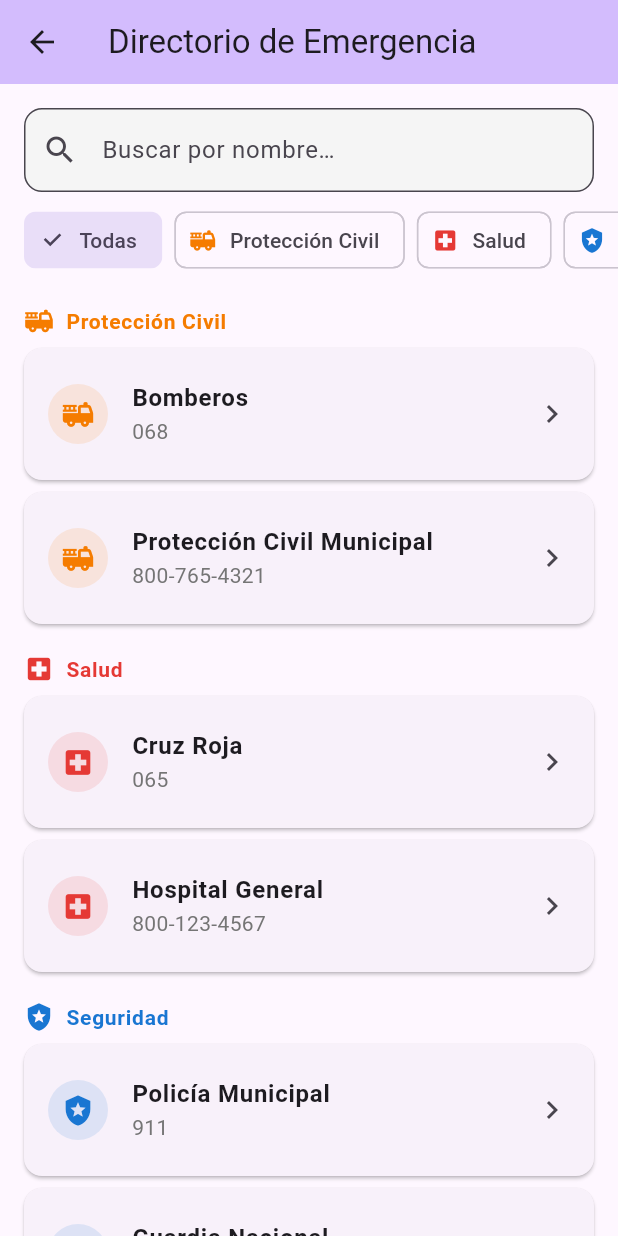
After one commit to riagalv/tsp_LosAcosta, a Flutter app: the screen it shows after launch, after a tap on the "menu book" icon, on a phone screen of 412 x 824 dp. The commit adds this screen. Run offline on Flutter 3.47's test engine with Material 3 defaults, Android fonts, the phone set to English and light mode, and no system bars; our stand-ins replace cloud_firestore, firebase_core; accounts and stored records are empty.

Commit message:
feat: CU-3 Implement a contact directory feature with Firebase integration, including a data model, controller, screen, and detail dialog.

```diff
--- /dev/null
+++ b/lib/controllers/directorio_controller.dart
@@ -0,0 +1,80 @@
+import 'package:cloud_firestore/cloud_firestore.dart';
+import '../models/contacto_model.dart';
+
+class DirectorioController {
+  final CollectionReference _coleccion =
+      FirebaseFirestore.instance.collection('directorio');
+
+  /// Obtiene todos los contactos en tiempo real.
+  Stream<List<Contacto>> obtenerContactos() {
+    return _coleccion.orderBy('categoria').snapshots().map((snapshot) {
+      return snapshot.docs.map((doc) => Contacto.fromFirestore(doc)).toList();
+    });
+  }
+
+  /// Siembra datos iniciales si la colección está vacía.
+  Future<void> sembrarDatosIniciales() async {
+    final snapshot = await _coleccion.limit(1).get();
+    if (snapshot.docs.isNotEmpty) return;
+
+    final contactos = [
+      Contacto(
+        id: '',
+        nombre: 'Policía Municipal',
+        categoria: 'Seguridad',
+        telefono: '911',
+        horario: '24 horas',
+        funciones: 'Seguridad pública, patrullaje, atención a denuncias ciudadanas.',
+        direccion: 'Presidencia Municipal',
+      ),
+      Contacto(
+        id: '',
+        nombre: 'Guardia Nacional',
+        categoria: 'Seguridad',
+        telefono: '088',
+        horario: '24 horas',
+        funciones: 'Seguridad nacional, apoyo en emergencias, vigilancia carretera.',
+      ),
+      Contacto(
+        id: '',
+        nombre: 'Cruz Roja',
+        categoria: 'Salud',
+        telefono: '065',
+        horario: '24 horas',
+        funciones: 'Atención prehospitalaria, traslado de emergencia, primeros auxilios.',
+      ),
+      Contacto(
+        id: '',
+        nombre: 'Hospital General',
+        categoria: 'Salud',
+        telefono: '800-123-4567',
+        horario: '24 horas',
+        funciones: 'Atención médica general, urgencias, hospitalización.',
+        direccion: 'Blvd. Principal #200',
+      ),
+      Contacto(
+        id: '',
+        nombre: 'Bomberos',
+        categoria: 'Protección Civil',
+        telefono: '068',
+        horario: '24 horas',
+        funciones: 'Combate de incendios, rescate, atención a fugas de gas.',
+      ),
+      Contacto(
+        id: '',
+        nombre: 'Protección Civil Municipal',
+        categoria: 'Protección Civil',
+        telefono: '800-765-4321',
+        horario: 'Lun-Vie 8:00–18:00',
+        funciones: 'Prevención de desastres, planes de evacuación, inspección de zonas de riesgo.',
+        direccion: 'Palacio Municipal',
+      ),
+    ];
+
+    final batch = FirebaseFirestore.instance.batch();
+    for (final contacto in contactos) {
+      batch.set(_coleccion.doc(), contacto.toMap());
+    }
+    await batch.commit();
+  }
+}
--- a/lib/main.dart
+++ b/lib/main.dart
@@ -2,6 +2,7 @@ import 'package:flutter/material.dart';
 import 'package:firebase_core/firebase_core.dart';
 import 'package:cloud_firestore/cloud_firestore.dart';
 import 'firebase_options.dart';
+import 'views/directorio_screen.dart';
 
 void main() async {
   WidgetsFlutterBinding.ensureInitialized();
@@ -62,15 +63,43 @@ class _MyHomePageState extends State<MyHomePage> {
   @override
   Widget build(BuildContext context) {
     return Scaffold(
+      backgroundColor: const Color(0xFFFFFFFF),
       appBar: AppBar(
         title: Text(widget.title),
-        backgroundColor: Theme.of(context).colorScheme.inversePrimary,
+        backgroundColor: const Color(0xFFE8F0F1),
+        elevation: 1,
+        shadowColor: Colors.black26,
       ),
-      body: const Center(
-        child: Text(
-          'Presiona el botón para crear una alerta',
-          style: TextStyle(fontSize: 16),
-        ),
+      body: Stack(
+        children: [
+          const Center(
+            child: Text(
+              'Presiona el botón para crear una alerta',
+              style: TextStyle(fontSize: 16),
+            ),
+          ),
+
+          // Botón circular: Directorio de Emergencia (esquina inferior izquierda)
+          Positioned(
+            left: 40,
+            bottom: 80,
+            child: FloatingActionButton(
+              heroTag: 'directorio',
+              backgroundColor: Colors.grey.shade300,
+              shape: const CircleBorder(),
+              onPressed: () {
+                Navigator.push(
+                  context,
+                  MaterialPageRoute(
+                    builder: (_) => const DirectorioScreen(),
+                  ),
+                );
+              },
+              tooltip: 'Directorio de Emergencia',
+              child: Icon(Icons.menu_book, color: Colors.grey.shade800),
+            ),
+          ),
+        ],
       ),
 
       // BOTON QUE GUARDA EN FIRESTORE
--- /dev/null
+++ b/lib/models/contacto_model.dart
@@ -0,0 +1,45 @@
+import 'package:cloud_firestore/cloud_firestore.dart';
+
+class Contacto {
+  final String id;
+  final String nombre;
+  final String categoria;
+  final String telefono;
+  final String horario;
+  final String funciones;
+  final String? direccion;
+
+  Contacto({
+    required this.id,
+    required this.nombre,
+    required this.categoria,
+    required this.telefono,
+    required this.horario,
+    required this.funciones,
+    this.direccion,
+  });
+
+  factory Contacto.fromFirestore(DocumentSnapshot doc) {
+    final data = doc.data() as Map<String, dynamic>;
+    return Contacto(
+      id: doc.id,
+      nombre: data['nombre'] ?? '',
+      categoria: data['categoria'] ?? '',
+      telefono: data['telefono'] ?? '',
+      horario: data['horario'] ?? '',
+      funciones: data['funciones'] ?? '',
+      direccion: data['direccion'],
+    );
+  }
+
+  Map<String, dynamic> toMap() {
+    return {
+      'nombre': nombre,
+      'categoria': categoria,
+      'telefono': telefono,
+      'horario': horario,
+      'funciones': funciones,
+      'direccion': direccion,
+    };
+  }
+}
--- /dev/null
+++ b/lib/views/directorio_screen.dart
@@ -0,0 +1,321 @@
+import 'package:flutter/material.dart';
+import '../models/contacto_model.dart';
+import '../controllers/directorio_controller.dart';
+import 'ficha_tecnica_dialog.dart';
+
+class DirectorioScreen extends StatefulWidget {
+  const DirectorioScreen({super.key});
+
+  @override
+  State<DirectorioScreen> createState() => _DirectorioScreenState();
+}
+
+class _DirectorioScreenState extends State<DirectorioScreen> {
+  final DirectorioController _controller = DirectorioController();
+  final TextEditingController _busquedaCtrl = TextEditingController();
+
+  String _filtro = '';
+  String? _categoriaSeleccionada;
+
+  @override
+  void initState() {
+    super.initState();
+    _controller.sembrarDatosIniciales();
+    _busquedaCtrl.addListener(() {
+      setState(() => _filtro = _busquedaCtrl.text.toLowerCase());
+    });
+  }
+
+  @override
+  void dispose() {
+    _busquedaCtrl.dispose();
+    super.dispose();
+  }
+
+  IconData _iconoCategoria(String categoria) {
+    switch (categoria) {
+      case 'Seguridad':
+        return Icons.local_police;
+      case 'Salud':
+        return Icons.local_hospital;
+      case 'Protección Civil':
+        return Icons.fire_truck;
+      default:
+        return Icons.info;
+    }
+  }
+
+  Color _colorCategoria(String categoria) {
+    switch (categoria) {
+      case 'Seguridad':
+        return Colors.blue.shade700;
+      case 'Salud':
+        return Colors.red.shade600;
+      case 'Protección Civil':
+        return Colors.orange.shade700;
+      default:
+        return Colors.grey.shade700;
+    }
+  }
+
+  List<Contacto> _aplicarFiltros(List<Contacto> contactos) {
+    var resultado = contactos;
+
+    // Filtrar por categoría seleccionada
+    if (_categoriaSeleccionada != null) {
+      resultado =
+          resultado.where((c) => c.categoria == _categoriaSeleccionada).toList();
+    }
+
+    // Filtrar por texto de búsqueda
+    if (_filtro.isNotEmpty) {
+      resultado = resultado
+          .where((c) => c.nombre.toLowerCase().contains(_filtro))
+          .toList();
+    }
+
+    return resultado;
+  }
+
+  /// Obtiene las categorías únicas de la lista.
+  List<String> _obtenerCategorias(List<Contacto> contactos) {
+    return contactos.map((c) => c.categoria).toSet().toList()..sort();
+  }
+
+  @override
+  Widget build(BuildContext context) {
+    return Scaffold(
+      appBar: AppBar(
+        title: const Text('Directorio de Emergencia'),
+        backgroundColor: Theme.of(context).colorScheme.inversePrimary,
+      ),
+      body: StreamBuilder<List<Contacto>>(
+        stream: _controller.obtenerContactos(),
+        builder: (context, snapshot) {
+          if (snapshot.connectionState == ConnectionState.waiting) {
+            return const Center(child: CircularProgressIndicator());
+          }
+
+          if (snapshot.hasError) {
+            return Center(
+              child: Text('Error al cargar contactos: ${snapshot.error}'),
+            );
+          }
+
+          final todosContactos = snapshot.data ?? [];
+          final categorias = _obtenerCategorias(todosContactos);
+          final contactosFiltrados = _aplicarFiltros(todosContactos);
+
+          return Column(
+            children: [
+              // Barra de búsqueda
+              Padding(
+                padding: const EdgeInsets.fromLTRB(16, 16, 16, 8),
+                child: TextField(
+                  controller: _busquedaCtrl,
+                  decoration: InputDecoration(
+                    hintText: 'Buscar por nombre…',
+                    prefixIcon: const Icon(Icons.search),
+                    suffixIcon: _filtro.isNotEmpty
+                        ? IconButton(
+                            icon: const Icon(Icons.clear),
+                            onPressed: () => _busquedaCtrl.clear(),
+                          )
+                        : null,
+                    border: OutlineInputBorder(
+                      borderRadius: BorderRadius.circular(12),
+                    ),
+                    filled: true,
+                    fillColor: Colors.grey.shade100,
+                  ),
+                ),
+              ),
+
+              // Chips de categorías
+              SizedBox(
+                height: 48,
+                child: ListView(
+                  scrollDirection: Axis.horizontal,
+                  padding: const EdgeInsets.symmetric(horizontal: 12),
+                  children: [
+                    Padding(
+                      padding: const EdgeInsets.symmetric(horizontal: 4),
+                      child: FilterChip(
+                        label: const Text('Todas'),
+                        selected: _categoriaSeleccionada == null,
+                        onSelected: (_) {
+                          setState(() => _categoriaSeleccionada = null);
+                        },
+                      ),
+                    ),
+                    ...categorias.map((cat) {
+                      return Padding(
+                        padding: const EdgeInsets.symmetric(horizontal: 4),
+                        child: FilterChip(
+                          avatar: Icon(
+                            _iconoCategoria(cat),
+                            size: 18,
+                            color: _categoriaSeleccionada == cat
+                                ? Colors.white
+                                : _colorCategoria(cat),
+                          ),
+                          label: Text(cat),
+                          selected: _categoriaSeleccionada == cat,
+                          selectedColor: _colorCategoria(cat),
+                          labelStyle: TextStyle(
+                            color: _categoriaSeleccionada == cat
+                                ? Colors.white
+                                : null,
+                          ),
+                          onSelected: (_) {
+                            setState(() {
+                              _categoriaSeleccionada =
+                                  _categoriaSeleccionada == cat ? null : cat;
+                            });
+                          },
+                        ),
+                      );
+                    }),
+                  ],
+                ),
+              ),
+
+              const SizedBox(height: 8),
+
+              // Lista de contactos o mensaje vacío
+              Expanded(
+                child: contactosFiltrados.isEmpty
+                    ? _buildSinResultados()
+                    : _buildListaContactos(contactosFiltrados),
+              ),
+            ],
+          );
+        },
+      ),
+    );
+  }
+
+  /// Mensaje cuando no hay coincidencias (E1).
+  Widget _buildSinResultados() {
+    return Center(
+      child: Padding(
+        padding: const EdgeInsets.all(32),
+        child: Column(
+          mainAxisSize: MainAxisSize.min,
+          children: [
+            Icon(Icons.search_off, size: 64, color: Colors.grey.shade400),
+            const SizedBox(height: 16),
+            const Text(
+              'Sin coincidencias',
+              style: TextStyle(fontSize: 18, fontWeight: FontWeight.w600),
+            ),
+            const SizedBox(height: 8),
+            Text(
+              'No se encontró ninguna institución.\nEn caso de emergencia, llama al 911.',
+              textAlign: TextAlign.center,
+              style: TextStyle(fontSize: 14, color: Colors.grey.shade600),
+            ),
+            const SizedBox(height: 16),
+            Container(
+              padding: const EdgeInsets.symmetric(horizontal: 20, vertical: 10),
+              decoration: BoxDecoration(
+                color: Colors.red.shade50,
+                borderRadius: BorderRadius.circular(12),
+                border: Border.all(color: Colors.red.shade200),
+              ),
+              child: Row(
+                mainAxisSize: MainAxisSize.min,
+                children: [
+                  Icon(Icons.phone, color: Colors.red.shade700, size: 20),
+                  const SizedBox(width: 8),
+                  Text(
+                    'Emergencias: 911',
+                    style: TextStyle(
+                      fontWeight: FontWeight.bold,
+                      color: Colors.red.shade700,
+                      fontSize: 16,
+                    ),
+                  ),
+                ],
+              ),
+            ),
+          ],
+        ),
+      ),
+    );
+  }
+
+  /// Lista de contactos agrupados visualmente.
+  Widget _buildListaContactos(List<Contacto> contactos) {
+    // Agrupar por categoría
+    final Map<String, List<Contacto>> grupos = {};
+    for (final c in contactos) {
+      grupos.putIfAbsent(c.categoria, () => []).add(c);
+    }
+
+    final categoriasOrdenadas = grupos.keys.toList()..sort();
+
+    return ListView.builder(
+      padding: const EdgeInsets.symmetric(horizontal: 16),
+      itemCount: categoriasOrdenadas.length,
+      itemBuilder: (context, index) {
+        final categoria = categoriasOrdenadas[index];
+        final contactosCat = grupos[categoria]!;
+        final color = _colorCategoria(categoria);
+
+        return Column(
+          crossAxisAlignment: CrossAxisAlignment.start,
+          children: [
+            // Encabezado de categoría
+            Padding(
+              padding: const EdgeInsets.only(top: 12, bottom: 8),
+              child: Row(
+                children: [
+                  Icon(_iconoCategoria(categoria), size: 20, color: color),
+                  const SizedBox(width: 8),
+                  Text(
+                    categoria,
+                    style: TextStyle(
+                      fontSize: 14,
+                      fontWeight: FontWeight.bold,
+                      color: color,
+                      letterSpacing: 0.5,
+                    ),
+                  ),
+                ],
+              ),
+            ),
+            // Tarjetas de contactos
+            ...contactosCat.map((contacto) {
+              return Card(
+                elevation: 1,
+                margin: const EdgeInsets.only(bottom: 8),
+                shape: RoundedRectangleBorder(
+                  borderRadius: BorderRadius.circular(12),
+                ),
+                child: ListTile(
+                  contentPadding:
+                      const EdgeInsets.symmetric(horizontal: 16, vertical: 8),
+                  leading: CircleAvatar(
+                    backgroundColor: color.withValues(alpha: 0.12),
+                    child: Icon(_iconoCategoria(categoria), color: color, size: 22),
+                  ),
+                  title: Text(
+                    contacto.nombre,
+                    style: const TextStyle(fontWeight: FontWeight.w600),
+                  ),
+                  subtitle: Text(
+                    contacto.telefono,
+                    style: TextStyle(color: Colors.grey.shade600),
+                  ),
+                  trailing: const Icon(Icons.chevron_right),
+                  onTap: () => FichaTecnicaDialog.mostrar(context, contacto),
+                ),
+              );
+            }),
+          ],
+        );
+      },
+    );
+  }
+}
```
Also changed, not shown: lib/views/ficha_tecnica_dialog.dart (added, +194 -0 lines), pubspec.lock.
